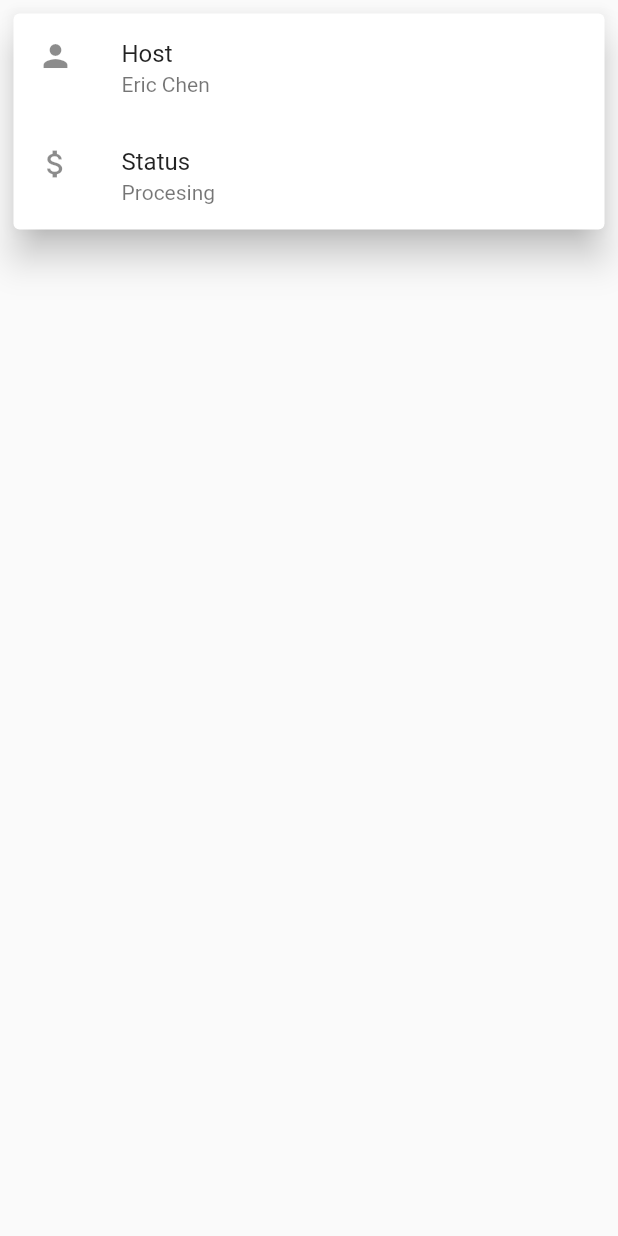
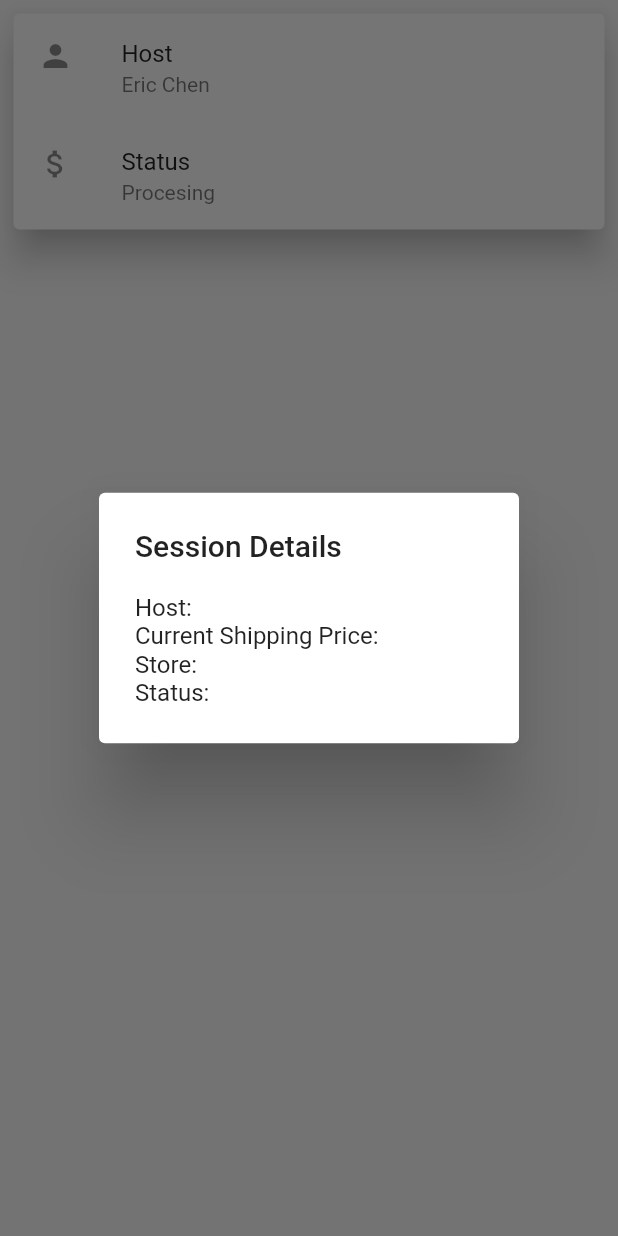
Before and after one commit to betty-guo/Shipmates, a Flutter app: the JoinedSessionCard screen opened directly, after a tap on "Host", on a phone screen of 412 x 824 dp. Run offline on Flutter 3.47's test engine with Material 2 defaults, Android fonts, the phone set to English and light mode, and no system bars; our stand-ins replace flutter_form_builder.

Commit message:
Made pop up stuff

```diff
--- a/lib/components/hostingSessionCard.dart
+++ b/lib/components/hostingSessionCard.dart
@@ -15,6 +15,27 @@ class _HostingSessionCardState extends State<HostingSessionCard> {
         child: InkWell(
           splashColor: Colors.blue.withAlpha(30),
           onTap: () {
+            showDialog(
+              context: context,
+              builder: (BuildContext context) {
+                return AlertDialog(
+                  title: Text("Session Details"),
+                  content: SingleChildScrollView(
+                    child: ListBody(
+                      children: <Widget>[
+                        Text('Current Shipping Price:'),
+                        Text('Store:'),
+                        Text('Items:'),
+                        Text('Status:'),
+                      ],
+                    ),
+                  ),
+                  // actions: [
+                  //   okButton,
+                  // ],
+                );
+              },
+            );
             print('Card tapped.');
           },
           child: Card(
--- a/lib/components/joinedSessionCard.dart
+++ b/lib/components/joinedSessionCard.dart
@@ -7,6 +7,12 @@ class JoinedSessionCard extends StatefulWidget {
 }
 
 class _JoinedSessionCardState extends State<JoinedSessionCard> {
+  final List<String> details = <String>[
+    "Host",
+    "Current Shipping Price",
+    "Store",
+    "Status"
+  ];
   @override
   Widget build(BuildContext context) {
     return Scaffold(
@@ -15,6 +21,27 @@ class _JoinedSessionCardState extends State<JoinedSessionCard> {
         child: InkWell(
           splashColor: Colors.blue.withAlpha(30),
           onTap: () {
+            showDialog(
+              context: context,
+              builder: (BuildContext context) {
+                return AlertDialog(
+                  title: Text("Session Details"),
+                  content: SingleChildScrollView(
+                    child: ListBody(
+                      children: <Widget>[
+                        Text('Host:'),
+                        Text('Current Shipping Price:'),
+                        Text('Store:'),
+                        Text('Status:'),
+                      ],
+                    ),
+                  ),
+                  // actions: [
+                  //   okButton,
+                  // ],
+                );
+              },
+            );
             print('Card tapped.');
           },
           child: Card(
```
Also changed, not shown: lib/components/sessionCard.dart (+43 -7 lines).
